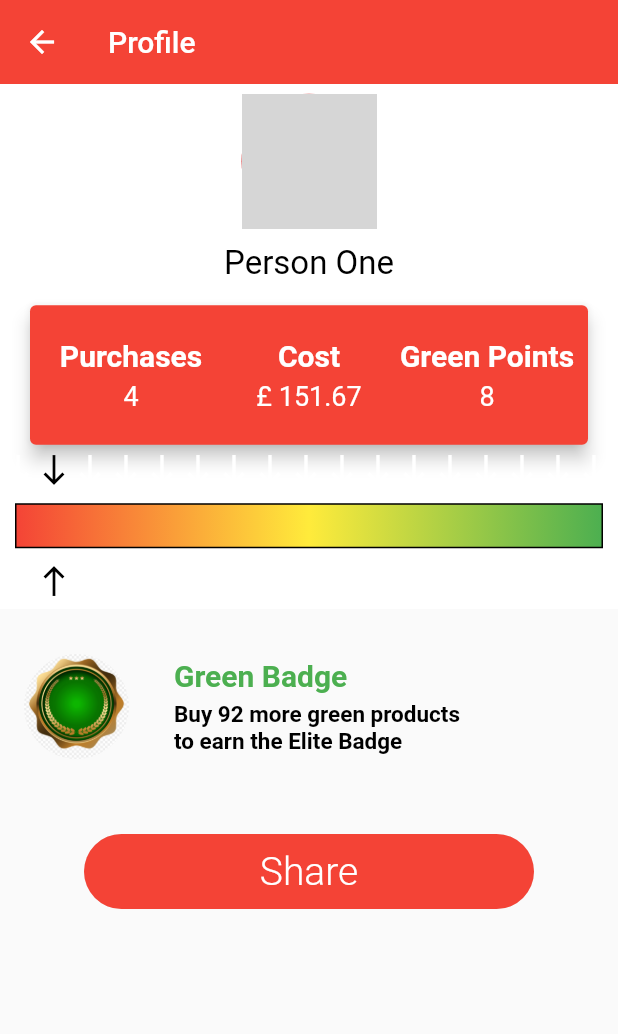
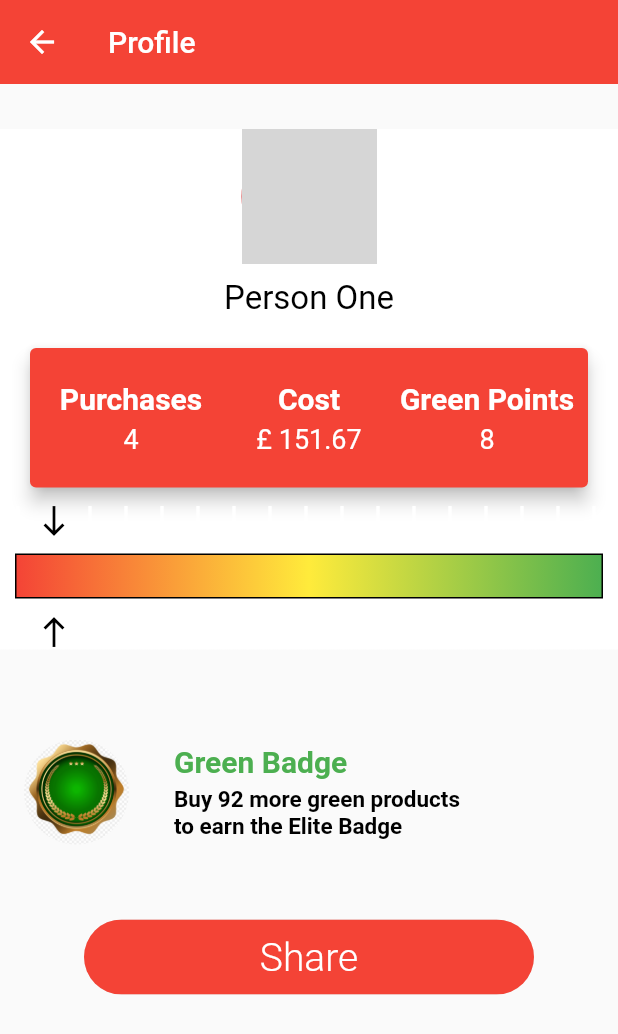
Before and after one commit to Lindronics/gradhack, a Flutter app: the screen it shows after launch, after a tap on the "account circle" icon, on a phone screen of 412 x 824 dp. Shown: the top 1034 px of the screen. Run offline on Flutter 3.47's test engine with Material 2 defaults, Android fonts, the phone set to English and light mode, and no system bars; our stand-ins replace google_maps_flutter; network calls fail; grey boxes are pictures that could not be loaded.

Commit message:
Misc fixes

```diff
--- a/lib/data/store.dart
+++ b/lib/data/store.dart
@@ -41,8 +41,6 @@ class Store {
     if (category == "Groceries") {
       return Icons.shopping_cart;
     }
-    if (category == "Unknown") {
-      return Icons.help;
-    }
+    return Icons.help;
   }
 }
--- a/lib/main.dart
+++ b/lib/main.dart
@@ -1,5 +1,3 @@
-import 'dart:collection';
-
 import 'package:flutter/material.dart';
 import 'package:google_maps_flutter/google_maps_flutter.dart';
 import 'package:gradhack/components/map.dart';
@@ -174,6 +172,4 @@ class _DummyMainPageState extends State<DummyMainPage> {
       ),
     );
   }
-
-// Starting the Search Page HERE
 }
--- a/lib/pages/profile_page.dart
+++ b/lib/pages/profile_page.dart
@@ -26,7 +26,9 @@ class _ProfilePageState extends State<ProfilePage> {
       ),
       body: Column(
         children: <Widget>[
-          Container(
+          Padding(
+            padding: const EdgeInsets.fromLTRB(0, 30, 0, 30),
+            child: Container(
                 decoration: BoxDecoration(
                     gradient: LinearGradient(
                         begin: Alignment.topCenter,
@@ -34,7 +36,6 @@ class _ProfilePageState extends State<ProfilePage> {
                         colors: [Colors.white, Colors.white])),
                 child: Container(
                   width: double.infinity,
-                height: 350.0,
                   child: Center(
                     child: Column(
                       crossAxisAlignment: CrossAxisAlignment.center,
@@ -61,7 +62,7 @@ class _ProfilePageState extends State<ProfilePage> {
                         ),
                         Card(
                           margin: EdgeInsets.symmetric(
-                            horizontal: 20.0, vertical: 5.0),
+                              horizontal: 20.0, vertical: 10.0),
                           clipBehavior: Clip.antiAlias,
                           color: Colors.red,
                           elevation: 5.0,
@@ -152,10 +153,11 @@ class _ProfilePageState extends State<ProfilePage> {
                         Row(
                             crossAxisAlignment: CrossAxisAlignment.start,
                             children: <Widget>[
-                    _user.getDownArrows(_user.greenPoints())])
-                      ,Container(
-                        margin:  EdgeInsets.all(10.0),
-                        padding: EdgeInsets.only(top: 10.0),
+                              _user.getDownArrows(_user.greenPoints())
+                            ]),
+                        Container(
+                            margin: EdgeInsets.all(10.0),
+                            padding: EdgeInsets.fromLTRB(0, 10, 0, 10),
                             height: 30,
                             width: double.infinity,
                             decoration: BoxDecoration(
@@ -167,24 +169,23 @@ class _ProfilePageState extends State<ProfilePage> {
                                       Colors.red,
                                       Colors.yellow,
                                       Colors.green
-                                ]))
-
-                      ),
+                                    ]))),
                         Row(
                             crossAxisAlignment: CrossAxisAlignment.start,
                             children: <Widget>[
-                    _user.getUpArrows(_user.greenPoints())]),
+                              _user.getUpArrows(_user.greenPoints())
+                            ]),
                       ],
                     ),
                   ),
                 )),
+          ),
           Container(
             child: Padding(
               padding:
                   const EdgeInsets.symmetric(vertical: 30.0, horizontal: 16.0),
               child: Row(
                 mainAxisAlignment: MainAxisAlignment.start,
-                //crossAxisAlignment: CrossAxisAlignment.center,
                 children: <Widget>[
                   Container(
                     height: 70,
--- a/lib/pages/search_store_page.dart
+++ b/lib/pages/search_store_page.dart
@@ -5,8 +5,6 @@ import 'package:flutter/material.dart';
 import 'package:gradhack/data/store.dart';
 import 'package:gradhack/components/map.dart';
 import 'package:gradhack/data/user.dart';
-
-import 'transaction_list_page.dart';
 
 class SearchArguments {
   User user;
@@ -19,8 +17,8 @@ class SearchStorePage extends StatelessWidget {
   SearchStorePage({Key key, this.stores, this.user}) : super(key: key);
   final String title = "Store search";
   static const String routeName = "/search_store";
-  List<Store> stores;
-  User user;
+  final List<Store> stores;
+  final User user;
 
   @override
   Widget build(BuildContext context) {
```
Also changed, not shown: lib/pages/transaction_list_page.dart (+2 -6 lines). Lines whose indentation alone changed are shown as unchanged.
